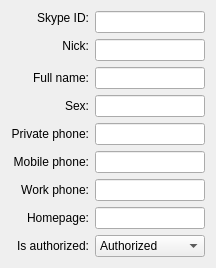
The window that protocols/skype/ui/skypedetailsbase.ui (KDE/kopete) describes before a commit, drawn with Qt 5.
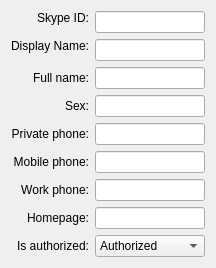
The same window after the commit.

```diff
--- a/protocols/skype/ui/skypedetailsbase.ui
+++ b/protocols/skype/ui/skypedetailsbase.ui
@@ -128,7 +128,7 @@
    <item row="1" column="0" rowspan="2">
     <widget class="QLabel" name="textLabel2">
      <property name="text">
-      <string>Nick:</string>
+      <string>Display Name:</string>
      </property>
      <property name="alignment">
       <set>Qt::AlignRight|Qt::AlignTrailing|Qt::AlignVCenter</set>
```
